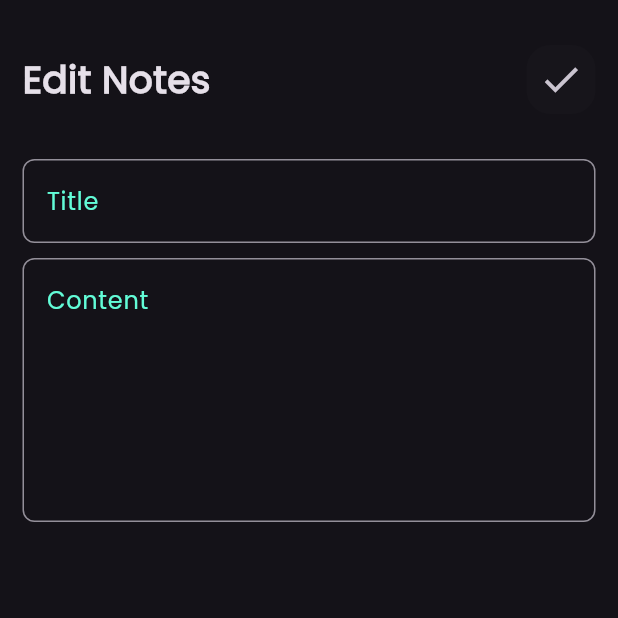
After one commit to omar2071-code/NoteApp, a Flutter app: the screen it shows after launch, after a tap on "Flutter widget", on a phone screen of 412 x 824 dp, the top half of it. The commit adds this screen. Run offline on Flutter 3.47's test engine with Material 3 defaults, Android fonts, the phone set to English and light mode, and no system bars.

Commit message:
create screen edit note and add appBar and text field

```diff
--- a/lib/main.dart
+++ b/lib/main.dart
@@ -1,4 +1,5 @@
 import 'package:flutter/material.dart';
+import 'package:note_app/screens/edit_note_screen.dart';
 import 'package:note_app/screens/note_screen.dart';
 
 void main() {
@@ -13,7 +14,10 @@ class NoteApp extends StatelessWidget {
     return MaterialApp(
       debugShowCheckedModeBanner: false,
       initialRoute: NoteHomeScreen.id,
-      routes: {NoteHomeScreen.id: (context) => NoteHomeScreen()},
+      routes: {
+        NoteHomeScreen.id: (context) => NoteHomeScreen(),
+        EditNoteScreen.id: (context) => EditNoteScreen(),
+      },
       theme: ThemeData(brightness: Brightness.dark, fontFamily: 'Poppins'),
     );
   }
--- /dev/null
+++ b/lib/screens/edit_note_screen.dart
@@ -0,0 +1,13 @@
+import 'package:flutter/material.dart';
+import 'package:note_app/widgets/custom_app_bar.dart';
+import 'package:note_app/widgets/custom_text_field.dart';
+import 'package:note_app/widgets/edite_notes_screen_body.dart';
+
+class EditNoteScreen extends StatelessWidget {
+  const EditNoteScreen({super.key});
+  static String id = 'EditNoteScreen';
+  @override
+  Widget build(BuildContext context) {
+    return Scaffold(body: EditeNotesScreenBody());
+  }
+}
--- a/lib/widgets/custom_app_bar.dart
+++ b/lib/widgets/custom_app_bar.dart
@@ -2,19 +2,17 @@ import 'package:flutter/material.dart';
 import 'package:note_app/widgets/custom_searc_icon.dart';
 
 class CustomAppBar extends StatelessWidget {
-  const CustomAppBar({super.key});
-
+  const CustomAppBar({super.key, required this.text, required this.iconData});
+  final String text;
+  final IconData iconData;
   @override
   Widget build(BuildContext context) {
     return Row(
       // mainAxisAlignment: MainAxisAlignment.spaceBetween,
       children: [
-        Text(
-          'Notes',
-          style: TextStyle(fontSize: 25, fontWeight: FontWeight.bold),
-        ),
+        Text(text, style: TextStyle(fontSize: 25, fontWeight: FontWeight.bold)),
         Spacer(),
-        CustomSearchIcon(),
+        CustomSearchIcon(iconData: iconData),
       ],
     );
   }
--- a/lib/widgets/custom_note_item.dart
+++ b/lib/widgets/custom_note_item.dart
@@ -1,11 +1,19 @@
 import 'package:flutter/material.dart';
+import 'package:note_app/screens/edit_note_screen.dart';
 
 class NotesItem extends StatelessWidget {
   const NotesItem({super.key});
 
   @override
   Widget build(BuildContext context) {
-    return Container(
+    return GestureDetector(
+      onTap: () {
+        Navigator.push(
+          context,
+          MaterialPageRoute(builder: (context) => EditNoteScreen()),
+        );
+      },
+      child: Container(
         padding: EdgeInsets.only(top: 5, bottom: 15),
         decoration: BoxDecoration(
           color: Colors.orange,
@@ -39,6 +47,7 @@ class NotesItem extends StatelessWidget {
             ),
           ],
         ),
+      ),
     );
   }
 }
--- a/lib/widgets/custom_searc_icon.dart
+++ b/lib/widgets/custom_searc_icon.dart
@@ -1,8 +1,8 @@
 import 'package:flutter/material.dart';
 
 class CustomSearchIcon extends StatelessWidget {
-  const CustomSearchIcon({super.key});
-
+  const CustomSearchIcon({super.key, required this.iconData});
+  final IconData iconData;
   @override
   Widget build(BuildContext context) {
     return Container(
@@ -12,7 +12,7 @@ class CustomSearchIcon extends StatelessWidget {
         borderRadius: BorderRadius.circular(16),
         color: Colors.white.withOpacity(.01),
       ),
-      child: IconButton(onPressed: () {}, icon: Icon(Icons.search, size: 30)),
+      child: IconButton(onPressed: () {}, icon: Icon(iconData, size: 30)),
     );
   }
 }
--- /dev/null
+++ b/lib/widgets/edite_notes_screen_body.dart
@@ -0,0 +1,23 @@
+import 'package:flutter/material.dart';
+import 'package:note_app/widgets/custom_app_bar.dart';
+import 'package:note_app/widgets/custom_text_field.dart';
+
+class EditeNotesScreenBody extends StatelessWidget {
+  const EditeNotesScreenBody({super.key});
+
+  @override
+  Widget build(BuildContext context) {
+    return Padding(
+      padding: const EdgeInsets.symmetric(horizontal: 15, vertical: 30),
+      child: Column(
+        children: [
+          CustomAppBar(text: 'Edit Notes', iconData: Icons.done),
+          SizedBox(height: 30),
+          CustomTextField(hint: 'Title'),
+          SizedBox(height: 10),
+          CustomTextField(hint: 'Content', maxLine: 6),
+        ],
+      ),
+    );
+  }
+}
--- a/lib/widgets/notes_screen_body.dart
+++ b/lib/widgets/notes_screen_body.dart
@@ -11,7 +11,8 @@ class NotesScreenBody extends StatelessWidget {
       padding: const EdgeInsets.symmetric(horizontal: 12),
       child: Column(
         children: [
-          SizedBox(height: 25), CustomAppBar(),
+          SizedBox(height: 25),
+          CustomAppBar(text: 'Notes', iconData: Icons.search),
           Expanded(child: NotesListView()),
           //
         ],
```
Lines whose indentation alone changed are shown as unchanged.
